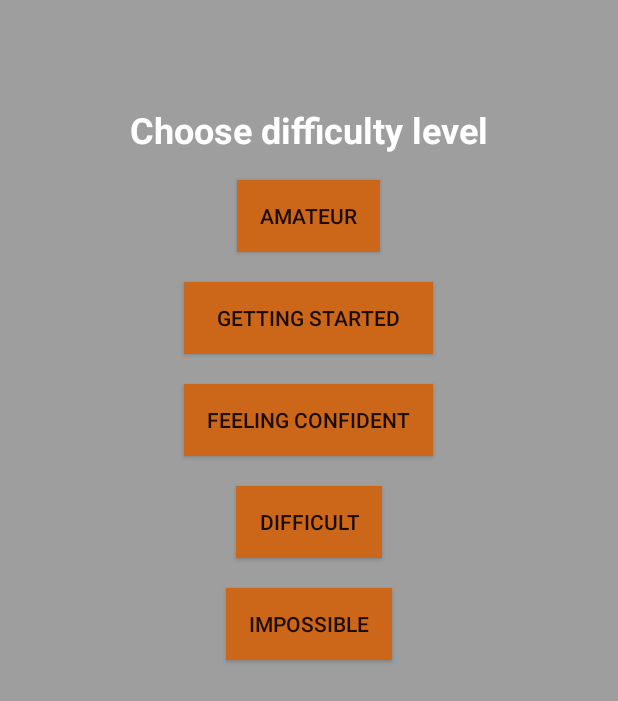
After one commit to hannahaimeekingsland/songle, an Android app: the layout level_choice.xml on its own in the app's theme, with its tools: preview values and no code run, on a phone screen of 412 x 824 dp. The commit adds this screen. Shown: the top 701 px of the screen. Run offline under Robolectric (Android 15) with nearby library versions, the phone set to English and light mode, and no system bars.

Commit message:
Added settings screen and a screen to choose difficulty level

```diff
--- a/app/build.gradle
+++ b/app/build.gradle
@@ -25,6 +25,8 @@ dependencies {
         exclude group: 'com.android.support', module: 'support-annotations'
     })
     compile 'com.android.support:appcompat-v7:26.+'
+    //noinspection GradleCompatible
+    compile 'com.google.android.gms:play-services:4.2.+'
     compile 'com.google.android.gms:play-services-maps:11.0.4'
     compile 'com.google.android.gms:play-services-location:11.0.4'
     compile 'com.android.support.constraint:constraint-layout:1.0.2'
--- a/app/src/main/res/layout/activity_main.xml
+++ b/app/src/main/res/layout/activity_main.xml
@@ -15,7 +15,7 @@
             android:id="@+id/toolbar"
             android:layout_width="match_parent"
             android:layout_height="?attr/actionBarSize"
-            android:background="?attr/colorPrimary"
+            android:background="?attr/colorAccent"
             app:popupTheme="@style/AppTheme.PopupOverlay" />
 
     </android.support.design.widget.AppBarLayout>
--- /dev/null
+++ b/app/src/main/res/layout/level_choice.xml
@@ -0,0 +1,84 @@
+<?xml version="1.0" encoding="utf-8"?>
+<RelativeLayout xmlns:android="http://schemas.android.com/apk/res/android"
+    android:layout_width="match_parent"
+    android:layout_height="match_parent"
+    android:background="#9e9e9e">
+
+    <Button
+        android:id="@+id/button4"
+        android:layout_width="wrap_content"
+        android:layout_height="wrap_content"
+        android:layout_alignParentTop="true"
+        android:layout_centerHorizontal="true"
+        android:layout_marginTop="120dp"
+        android:layout_weight="1"
+        android:background="#cc6618"
+        android:paddingRight="15dp"
+        android:paddingLeft="15dp"
+        android:text="@string/amateurButton" />
+
+    <Button
+        android:id="@+id/button5"
+        android:layout_width="wrap_content"
+        android:layout_height="wrap_content"
+        android:layout_alignEnd="@+id/button6"
+        android:layout_alignStart="@+id/button6"
+        android:layout_below="@+id/button4"
+        android:layout_marginTop="20dp"
+        android:layout_weight="1"
+        android:background="#cc6618"
+        android:paddingRight="15dp"
+        android:paddingLeft="15dp"
+        android:text="@string/gstButton" />
+
+    <Button
+        android:id="@+id/button6"
+        android:layout_width="wrap_content"
+        android:layout_height="wrap_content"
+        android:layout_centerHorizontal="true"
+        android:layout_centerVertical="true"
+        android:layout_below="@+id/button5"
+        android:layout_marginTop="20dp"
+        android:layout_weight="1"
+        android:background="#cc6618"
+        android:paddingRight="15dp"
+        android:paddingLeft="15dp"
+        android:text="@string/fcoButton" />
+
+    <Button
+        android:id="@+id/button7"
+        android:layout_width="wrap_content"
+        android:layout_height="wrap_content"
+        android:layout_below="@+id/button6"
+        android:layout_centerHorizontal="true"
+        android:layout_marginTop="20dp"
+        android:background="#cc6618"
+        android:paddingRight="15dp"
+        android:paddingLeft="15dp"
+        android:text="@string/difficultButton" />
+
+    <Button
+        android:id="@+id/button8"
+        android:layout_width="wrap_content"
+        android:layout_height="wrap_content"
+        android:layout_below="@+id/button7"
+        android:layout_centerHorizontal="true"
+        android:layout_marginTop="20dp"
+        android:background="#cc6618"
+        android:paddingRight="15dp"
+        android:paddingLeft="15dp"
+        android:text="@string/impossibleButton" />
+
+    <TextView
+        android:id="@+id/textView2"
+        android:layout_width="wrap_content"
+        android:layout_height="wrap_content"
+        android:layout_alignParentTop="true"
+        android:layout_centerHorizontal="true"
+        android:layout_marginTop="70dp"
+        android:text="@string/chooseLevel"
+        android:textSize="24sp"
+        android:textStyle="bold"
+        android:textColor="#FFFFFF"/>
+
+</RelativeLayout>
--- a/app/src/main/res/values/colors.xml
+++ b/app/src/main/res/values/colors.xml
@@ -1,6 +1,6 @@
 <?xml version="1.0" encoding="utf-8"?>
 <resources>
-    <color name="colorPrimary">#c45501</color>
-    <color name="colorPrimaryDark">#303F9F</color>
-    <color name="colorAccent">#ff9e28</color>
+    <color name="colorPrimary">#cc6618</color>
+    <color name="colorPrimaryDark">#212121</color>
+    <color name="colorAccent">#cc6618</color>
 </resources>
--- a/app/src/main/res/values/strings.xml
+++ b/app/src/main/res/values/strings.xml
@@ -2,5 +2,19 @@
     <string name="app_name">Songle</string>
     <string name="title_activity_maps">Map</string>
     <string name="title_activity_main">MainActivity</string>
-    <string name="PlayButton">Play</string>
+    <string name="playButton">Play</string>
+    <string name="amateurButton">Amateur</string>
+    <string name="gstButton">Getting Started</string>
+    <string name="fcoButton">Feeling Confident</string>
+    <string name="difficultButton">Difficult</string>
+    <string name="impossibleButton">Impossible</string>
+    <string name="chooseLevel">Choose difficulty level</string>
+    <string name="songleText">Songle</string>
+    <string name="settings">Settings</string>
+    <string name="resumeButton">Resume</string>
+    <string name="wordLiButton">Word List</string>
+    <string name="getHintButton">Get Hint</string>
+    <string name="quitButton">Quit Current Game</string>
+    <string name="mainMenuButton">Main Menu</string>
+    />
 </resources>
```
Also changed, not shown: app/src/main/res/layout/activity_maps.xml (+12 -1 lines), app/src/main/res/layout/content_main.xml (+10 -10 lines), app/src/main/res/layout/settings.xml (added, +87 -0 lines).
